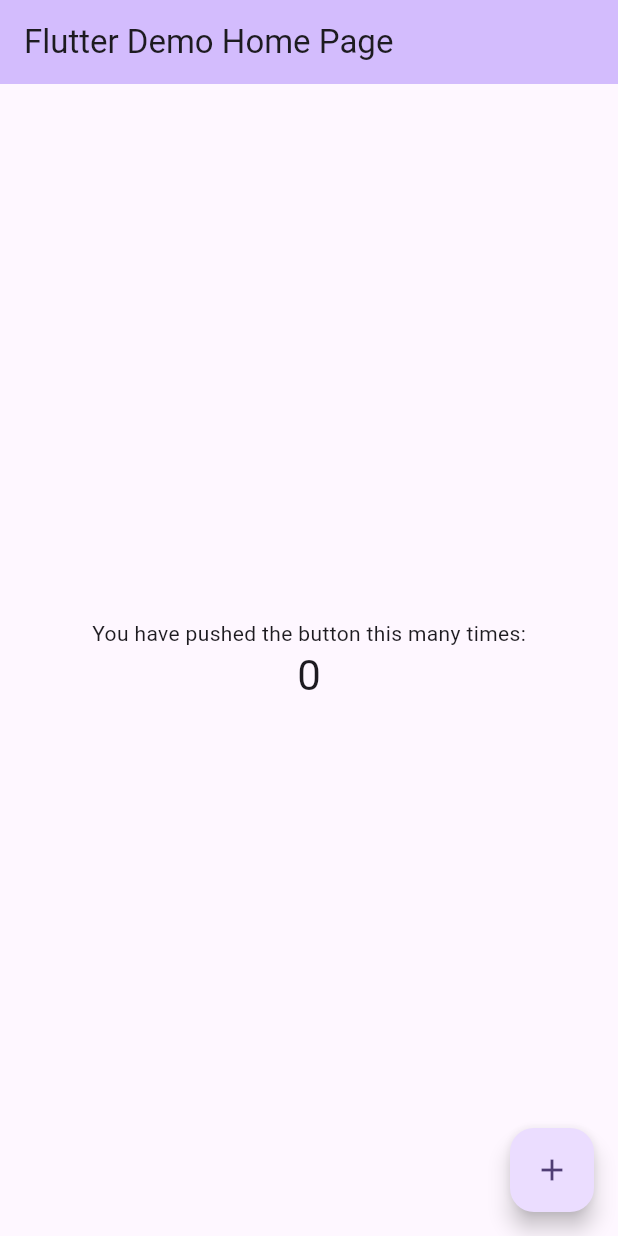
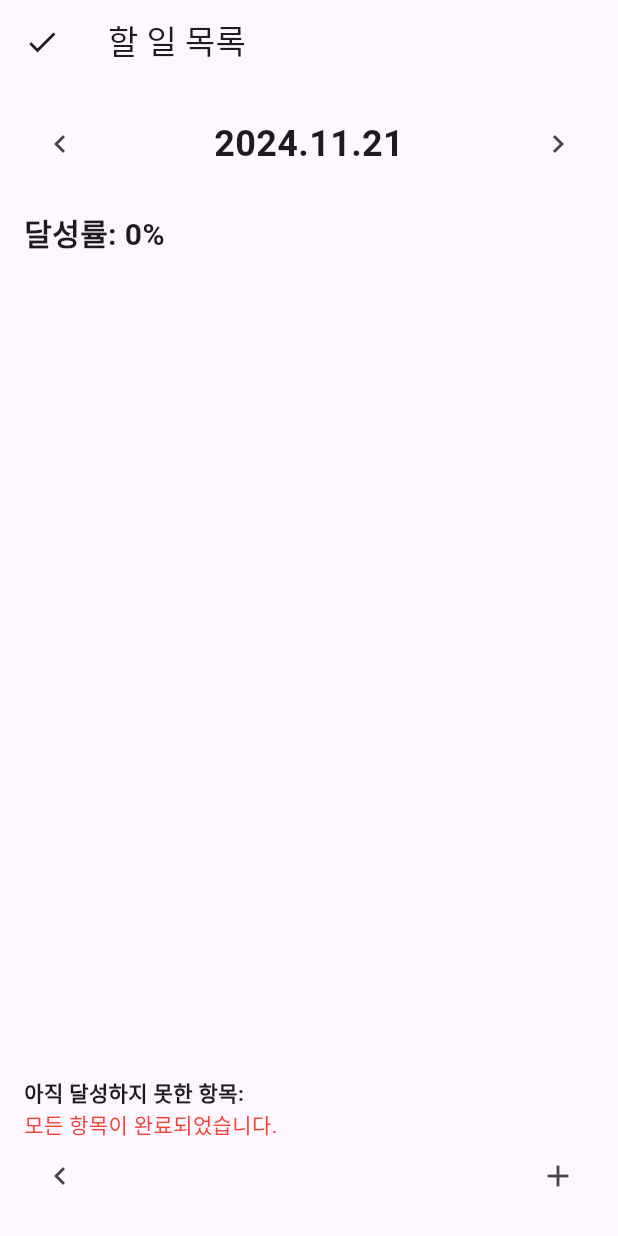
Before and after one commit to MobileProject-WhatAreYouDoingToday/FE, a Flutter app: the screen it shows after launch, on a phone screen of 412 x 824 dp. Run offline on Flutter 3.47's test engine with Material 3 defaults, Android fonts, the phone set to English and light mode, and no system bars; our stand-ins replace flutter_time_picker_spinner.

Commit message:
민주수정

```diff
--- /dev/null
+++ b/mobile/lib/list.dart
@@ -0,0 +1,171 @@
+import 'package:flutter/material.dart';
+import 'package:intl/intl.dart';
+import 'creation.dart'; // creation.dart 파일을 임포트합니다.
+import 'process.dart' as process; // process.dart를 접두사와 함께 임포트합니다.
+import 'task.dart'; // Task 모델을 임포트합니다.
+
+class TodoListPage extends StatefulWidget {
+  @override
+  _TodoListPageState createState() => _TodoListPageState();
+}
+
+class _TodoListPageState extends State<TodoListPage> {
+  DateTime selectedDate = DateTime.now();
+  List<Task> tasks = []; // Task 모델 리스트로 변경
+  List<bool> isMemoVisible = []; // 각 할 일의 메모 표시 상태
+
+  @override
+  void initState() {
+    super.initState();
+    // isMemoVisible 리스트 초기화
+    isMemoVisible = List<bool>.filled(tasks.length, false); // 수정된 부분
+  }
+
+  void _prevDate() {
+    setState(() {
+      selectedDate = selectedDate.subtract(Duration(days: 1));
+    });
+  }
+
+  void _nextDate() {
+    setState(() {
+      selectedDate = selectedDate.add(Duration(days: 1));
+    });
+  }
+
+  void _toggleMemoVisibility(int index) {
+    setState(() {
+      if (index < isMemoVisible.length) {
+        isMemoVisible[index] = !isMemoVisible[index]; // 특정 인덱스의 메모 열기/닫기 상태 토글
+      }
+    });
+  }
+
+  void _navigateToCreationPage() async {
+    final result = await Navigator.push(
+      context,
+      MaterialPageRoute(builder: (context) => CreationPage()),
+    );
+
+    if (result is Task) {
+      setState(() {
+        tasks.add(result); // Task 객체 추가
+        isMemoVisible.add(false); // 새로운 작업 추가 시 메모 표시 상태 초기화
+      });
+    }
+  }
+
+  void _navigateToProcessPage() {
+    Navigator.push(
+      context,
+      MaterialPageRoute(
+        builder: (context) => process.ProcessScreen(tasks: tasks),
+      ),
+    );
+  }
+
+  @override
+  Widget build(BuildContext context) {
+    int totalTasks = tasks.length;
+    int completedTasks = tasks.where((task) => task.isCompleted).length;
+    double achievementRate =
+        totalTasks > 0 ? (completedTasks / totalTasks * 100) : 0;
+
+    Task? nextTask = tasks.firstWhere(
+      (task) => !task.isCompleted,
+      orElse: () => Task(title: '모든 항목이 완료되었습니다.'), // 기본값 제공
+    );
+
+    return Scaffold(
+      appBar: AppBar(
+        title: Text('할 일 목록'),
+        leading: IconButton(
+          icon: Icon(Icons.check), // 체크 아이콘
+          onPressed: _navigateToProcessPage, // ProcessScreen으로 이동
+        ),
+      ),
+      body: Padding(
+        padding: const EdgeInsets.all(16.0),
+        child: Column(
+          crossAxisAlignment: CrossAxisAlignment.start,
+          children: [
+            Row(
+              mainAxisAlignment: MainAxisAlignment.spaceBetween,
+              children: [
+                IconButton(
+                    icon: Icon(Icons.chevron_left), onPressed: _prevDate),
+                Text(DateFormat('yyyy.MM.dd').format(selectedDate),
+                    style:
+                        TextStyle(fontSize: 24, fontWeight: FontWeight.bold)),
+                IconButton(
+                    icon: Icon(Icons.chevron_right), onPressed: _nextDate),
+              ],
+            ),
+            SizedBox(height: 20),
+            Text(
+              '달성률: ${achievementRate.toStringAsFixed(0)}%',
+              style: TextStyle(fontSize: 20, fontWeight: FontWeight.bold),
+            ),
+            SizedBox(height: 10),
+            Expanded(
+              child: ListView.builder(
+                itemCount: tasks.length,
+                itemBuilder: (context, index) {
+                  return Column(
+                    crossAxisAlignment: CrossAxisAlignment.start,
+                    children: [
+                      Row(
+                        children: [
+                          Expanded(
+                            child: Text(
+                              tasks[index].title,
+                              style: TextStyle(
+                                fontSize: 18,
+                                fontWeight: FontWeight.bold,
+                                decoration: tasks[index].isCompleted
+                                    ? TextDecoration.lineThrough
+                                    : TextDecoration.none,
+                              ),
+                            ),
+                          ),
+                          IconButton(
+                            icon: Icon(isMemoVisible.length > index &&
+                                    isMemoVisible[index]
+                                ? Icons.remove
+                                : Icons.add),
+                            onPressed: () => _toggleMemoVisibility(index),
+                          ),
+                        ],
+                      ),
+                      if (isMemoVisible.length > index && isMemoVisible[index])
+                        Text(tasks[index].memo ?? '',
+                            style: TextStyle(color: Colors.grey)),
+                      SizedBox(height: 10), // 간격 조정
+                    ],
+                  );
+                },
+              ),
+            ),
+            if (nextTask != null) ...[
+              Text(
+                '아직 달성하지 못한 항목:',
+                style: TextStyle(fontWeight: FontWeight.bold),
+              ),
+              Text(nextTask.title, style: TextStyle(color: Colors.red)),
+            ],
+            Row(
+              mainAxisAlignment: MainAxisAlignment.spaceBetween,
+              children: [
+                IconButton(icon: Icon(Icons.navigate_before), onPressed: () {}),
+                IconButton(
+                  icon: Icon(Icons.add), // 오른쪽 버튼 아이콘
+                  onPressed: _navigateToCreationPage, // CreationPage로 이동
+                ),
+              ],
+            ),
+          ],
+        ),
+      ),
+    );
+  }
+}
--- a/mobile/lib/main.dart
+++ b/mobile/lib/main.dart
@@ -1,125 +1,15 @@
 import 'package:flutter/material.dart';
+import 'list.dart'; // list.dart 파일을 임포트합니다.
 
 void main() {
-  runApp(const MyApp());
+  runApp(MyApp());
 }
 
 class MyApp extends StatelessWidget {
-  const MyApp({super.key});
-
-  // This widget is the root of your application.
   @override
   Widget build(BuildContext context) {
     return MaterialApp(
-      title: 'Flutter Demo',
-      theme: ThemeData(
-        // This is the theme of your application.
-        //
-        // TRY THIS: Try running your application with "flutter run". You'll see
-        // the application has a purple toolbar. Then, without quitting the app,
-        // try changing the seedColor in the colorScheme below to Colors.green
-        // and then invoke "hot reload" (save your changes or press the "hot
-        // reload" button in a Flutter-supported IDE, or press "r" if you used
-        // the command line to start the app).
-        //
-        // Notice that the counter didn't reset back to zero; the application
-        // state is not lost during the reload. To reset the state, use hot
-        // restart instead.
-        //
-        // This works for code too, not just values: Most code changes can be
-        // tested with just a hot reload.
-        colorScheme: ColorScheme.fromSeed(seedColor: Colors.deepPurple),
-        useMaterial3: true,
-      ),
-      home: const MyHomePage(title: 'Flutter Demo Home Page'),
+      home: TodoListPage(), // TodoListPage를 홈으로 설정합니다.
     );
   }
 }
-
-class MyHomePage extends StatefulWidget {
-  const MyHomePage({super.key, required this.title});
-
-  // This widget is the home page of your application. It is stateful, meaning
-  // that it has a State object (defined below) that contains fields that affect
-  // how it looks.
-
-  // This class is the configuration for the state. It holds the values (in this
-  // case the title) provided by the parent (in this case the App widget) and
-  // used by the build method of the State. Fields in a Widget subclass are
-  // always marked "final".
-
-  final String title;
-
-  @override
-  State<MyHomePage> createState() => _MyHomePageState();
-}
-
-class _MyHomePageState extends State<MyHomePage> {
-  int _counter = 0;
-
-  void _incrementCounter() {
-    setState(() {
-      // This call to setState tells the Flutter framework that something has
-      // changed in this State, which causes it to rerun the build method below
-      // so that the display can reflect the updated values. If we changed
-      // _counter without calling setState(), then the build method would not be
-      // called again, and so nothing would appear to happen.
-      _counter++;
-    });
-  }
-
-  @override
-  Widget build(BuildContext context) {
-    // This method is rerun every time setState is called, for instance as done
-    // by the _incrementCounter method above.
-    //
-    // The Flutter framework has been optimized to make rerunning build methods
-    // fast, so that you can just rebuild anything that needs updating rather
-    // than having to individually change instances of widgets.
-    return Scaffold(
-      appBar: AppBar(
-        // TRY THIS: Try changing the color here to a specific color (to
-        // Colors.amber, perhaps?) and trigger a hot reload to see the AppBar
-        // change color while the other colors stay the same.
-        backgroundColor: Theme.of(context).colorScheme.inversePrimary,
-        // Here we take the value from the MyHomePage object that was created by
-        // the App.build method, and use it to set our appbar title.
-        title: Text(widget.title),
-      ),
-      body: Center(
-        // Center is a layout widget. It takes a single child and positions it
-        // in the middle of the parent.
-        child: Column(
-          // Column is also a layout widget. It takes a list of children and
-          // arranges them vertically. By default, it sizes itself to fit its
-          // children horizontally, and tries to be as tall as its parent.
-          //
-          // Column has various properties to control how it sizes itself and
-          // how it positions its children. Here we use mainAxisAlignment to
-          // center the children vertically; the main axis here is the vertical
-          // axis because Columns are vertical (the cross axis would be
-          // horizontal).
-          //
-          // TRY THIS: Invoke "debug painting" (choose the "Toggle Debug Paint"
-          // action in the IDE, or press "p" in the console), to see the
-          // wireframe for each widget.
-          mainAxisAlignment: MainAxisAlignment.center,
-          children: <Widget>[
-            const Text(
-              'You have pushed the button this many times:',
-            ),
-            Text(
-              '$_counter',
-              style: Theme.of(context).textTheme.headlineMedium,
-            ),
-          ],
-        ),
-      ),
-      floatingActionButton: FloatingActionButton(
-        onPressed: _incrementCounter,
-        tooltip: 'Increment',
-        child: const Icon(Icons.add),
-      ), // This trailing comma makes auto-formatting nicer for build methods.
-    );
-  }
-}
--- /dev/null
+++ b/mobile/lib/task.dart
@@ -0,0 +1,7 @@
+class Task {
+  final String title; // 할 일 제목
+  final String? memo; // 메모 (선택적)
+  bool isCompleted; // 완료 여부
+
+  Task({required this.title, this.memo, this.isCompleted = false});
+}
--- a/mobile/pubspec.yaml
+++ b/mobile/pubspec.yaml
@@ -30,6 +30,8 @@ environment:
 dependencies:
   flutter:
     sdk: flutter
+  intl: ^0.17.0
+  flutter_time_picker_spinner: ^2.0.0
 
 
   # The following adds the Cupertino Icons font to your application.
```
Also changed, not shown: mobile/lib/creation.dart (added, +145 -0 lines), mobile/lib/process.dart (added, +86 -0 lines), mobile/lib/timesetting.dart (added, +113 -0 lines), mobile/pubspec.lock, 2 other files.
